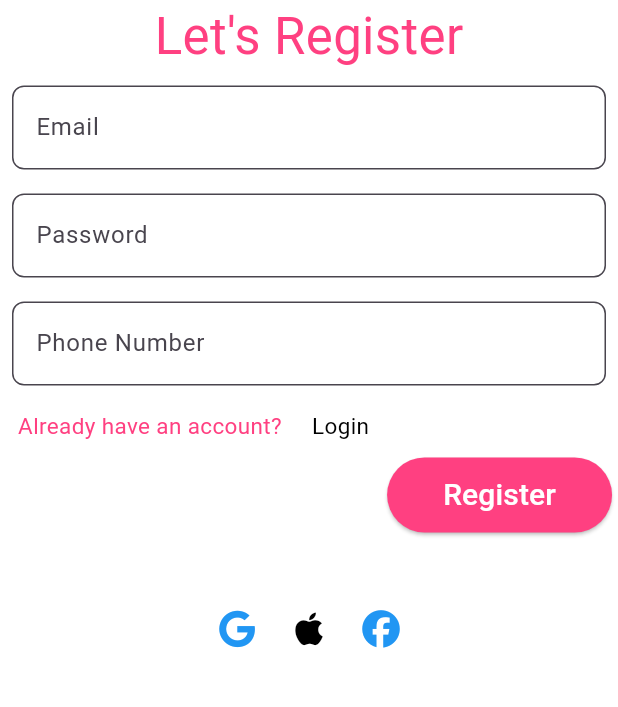
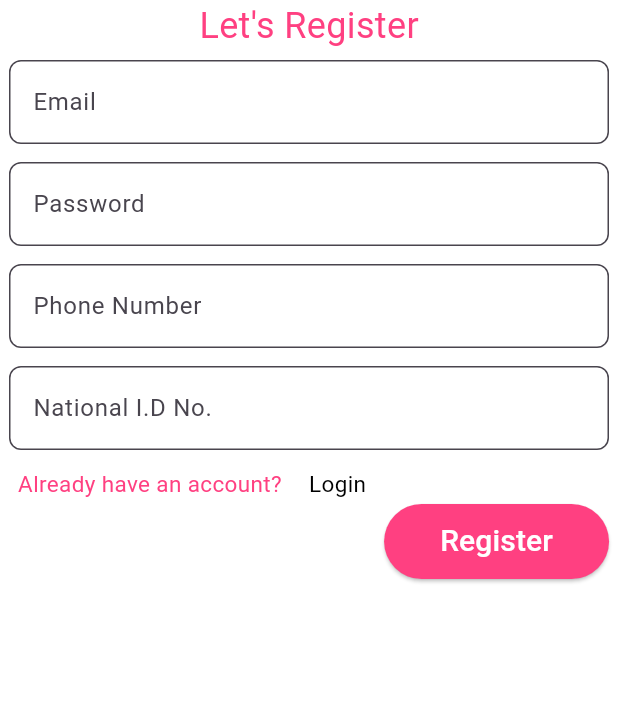
Before and after one commit to silakironji/SafeHer_app, a Flutter app: the RegisterScreen screen opened by its route, on a phone screen of 412 x 824 dp, the part 309-1016 px from its top. Run offline on Flutter 3.47's test engine with Material 3 defaults, Android fonts, the phone set to English and light mode, and no system bars; our stand-ins replace font_awesome_flutter, geolocator, google_maps_flutter, share.

Commit message:
Added account screen. Reroutes

```diff
--- a/lib/notifications_screen.dart
+++ b/lib/notifications_screen.dart
@@ -81,7 +81,7 @@ class NotificationsScreen extends StatelessWidget {
           if (index == 3) {
             Navigator.of(context).pushNamed("/notifications");
           } else if (index == 4) {
-            Navigator.of(context).pushNamed("/userprofile");
+            Navigator.of(context).pushNamed("/account");
           } else if (index == 1) {
             Navigator.of(context).pushNamed("/sos");
           } else if (index == 0) {
--- a/lib/register_screen.dart
+++ b/lib/register_screen.dart
@@ -31,11 +31,11 @@ class _RegisterScreenState extends State<RegisterScreen> {
           )
           ,
 
-          const Text("Let's Register", style: TextStyle(fontSize: 34, color: Colors.pinkAccent),
+          const Text("Let's Register", style: TextStyle(fontSize: 24, color: Colors.pinkAccent),
           ),
 
           Padding(
-            padding: const EdgeInsets.all(8.0),
+            padding: const EdgeInsets.all(6.0),
             child:  TextField(
               decoration: InputDecoration(
                     labelText: "Email",
@@ -50,7 +50,7 @@ class _RegisterScreenState extends State<RegisterScreen> {
           ),
 
           Padding(
-            padding: const EdgeInsets.all(8.0),
+            padding: const EdgeInsets.all(6.0),
             child:  TextField(
               decoration: InputDecoration(
                     labelText: "Password",
@@ -65,10 +65,24 @@ class _RegisterScreenState extends State<RegisterScreen> {
           ),
 
           Padding(
-            padding: const EdgeInsets.all(8.0),
+            padding: const EdgeInsets.all(6.0),
             child:  TextField(
               decoration: InputDecoration(
                     labelText: "Phone Number",
+                    filled: true,
+                    border: const OutlineInputBorder(
+                      borderSide: BorderSide(color: Colors.pinkAccent),
+                      borderRadius: BorderRadius.all(Radius.circular(8)),
+                  ),
+                  fillColor: Colors.white.withAlpha(100),
+                ),
+            ),
+          ),
+          Padding(
+            padding: const EdgeInsets.all(6.0),
+            child:  TextField(
+              decoration: InputDecoration(
+                    labelText: "National I.D No.",
                     filled: true,
                     border: const OutlineInputBorder(
                       borderSide: BorderSide(color: Colors.pinkAccent),
@@ -86,7 +100,7 @@ class _RegisterScreenState extends State<RegisterScreen> {
             children: [
 
               Padding(
-                padding: const EdgeInsets.all(8.0),
+                padding: const EdgeInsets.all(6.0),
                 child: const Text("Already have an account?",
                  style: TextStyle(fontSize: 15, color: Colors.pinkAccent),
 
@@ -97,14 +111,14 @@ class _RegisterScreenState extends State<RegisterScreen> {
     Navigator.of(context).pushNamed("/login");
   },
   child: Padding(
-    padding: const EdgeInsets.all(8.0),
+    padding: const EdgeInsets.all(6.0),
     child: const Text("Login",
     style: TextStyle(fontSize: 15, color: Colors.black)),
   ),
 ),
 
               Padding(
-                padding: const EdgeInsets.symmetric(vertical: 40),
+                padding: const EdgeInsets.symmetric(vertical: 30),
                 child: Row(mainAxisAlignment: MainAxisAlignment.center,
             crossAxisAlignment: CrossAxisAlignment.center,
                   children: [
@@ -125,35 +139,36 @@ class _RegisterScreenState extends State<RegisterScreen> {
             ],
           ),
 
-          Row(
+          // Row(
 
-            crossAxisAlignment: CrossAxisAlignment.end,mainAxisAlignment: MainAxisAlignment.center,
-            children: [
-            IconButton(
-              icon: Icon(FontAwesomeIcons.google),
-              iconSize: 25,
-              color: Colors.blue,
-              onPressed: () {
-                // Your Google action here
-              },
-            ),
-            IconButton(
-              icon: Icon(FontAwesomeIcons.apple),
-              iconSize: 25,
-              color: Colors.black,
-              onPressed: () {
-                // Your Apple action here
-              },
-            ),
-            IconButton(
-              icon: Icon(FontAwesomeIcons.facebook),
-              iconSize: 25,
-              color: Colors.blue,
-              onPressed: () {
-                // Your Facebook action here
-              },
-            ),
-          ],)
+          //   crossAxisAlignment: CrossAxisAlignment.end,mainAxisAlignment: MainAxisAlignment.center,
+          //   children: [
+            // IconButton(
+            //   icon: Icon(FontAwesomeIcons.google),
+            //   iconSize: 25,
+            //   color: Colors.blue,
+            //   onPressed: () {
+            //     // Your Google action here
+            //   },
+            // ),
+            // IconButton(
+            //   icon: Icon(FontAwesomeIcons.apple),
+            //   iconSize: 25,
+            //   color: Colors.black,
+            //   onPressed: () {
+            //     // Your Apple action here
+            //   },
+            // ),
+            // IconButton(
+            //   icon: Icon(FontAwesomeIcons.facebook),
+            //   iconSize: 25,
+            //   color: Colors.blue,
+            //   onPressed: () {
+            //     // Your Facebook action here
+            //   },
+            // ),
+          // ],
+          // )
         ],
       ),
     ),
--- a/lib/sos_screen.dart
+++ b/lib/sos_screen.dart
@@ -102,7 +102,7 @@ class SosScreen extends StatelessWidget {
         ],
         selectedItemColor: Colors.pink,
         unselectedItemColor: Colors.grey,
-        currentIndex: 2,
+        currentIndex: 1,
         onTap: (index) {
           if (index == 3) {
             Navigator.of(context).pushNamed("/notifications");
--- a/lib/user_profile.dart
+++ b/lib/user_profile.dart
@@ -123,7 +123,7 @@ class _UserProfileScreenState extends State<UserProfileScreen> {
 
           child: SizedBox(
             width: double.infinity,
-            child: Text('Logout', style: TextStyle(fontSize: 25, color: Colors.pinkAccent, fontWeight: FontWeight.bold),
+            child: Text('Logout', style: TextStyle(fontSize: 20, color: Colors.pinkAccent, fontWeight: FontWeight.bold),
             textAlign: TextAlign.center,),
             ),
           style: TextButton.styleFrom(
```
Also changed, not shown: lib/account.dart (added, +122 -0 lines), lib/checkedin_screen.dart (+18 -12 lines), lib/create2_circle.dart (+8 -11 lines), lib/create_circle.dart (+17 -14 lines), lib/home_screen.dart (+4 -4 lines), lib/join_circle.dart (+59 -57 lines), lib/shesafe_app.dart (+5 -2 lines).
